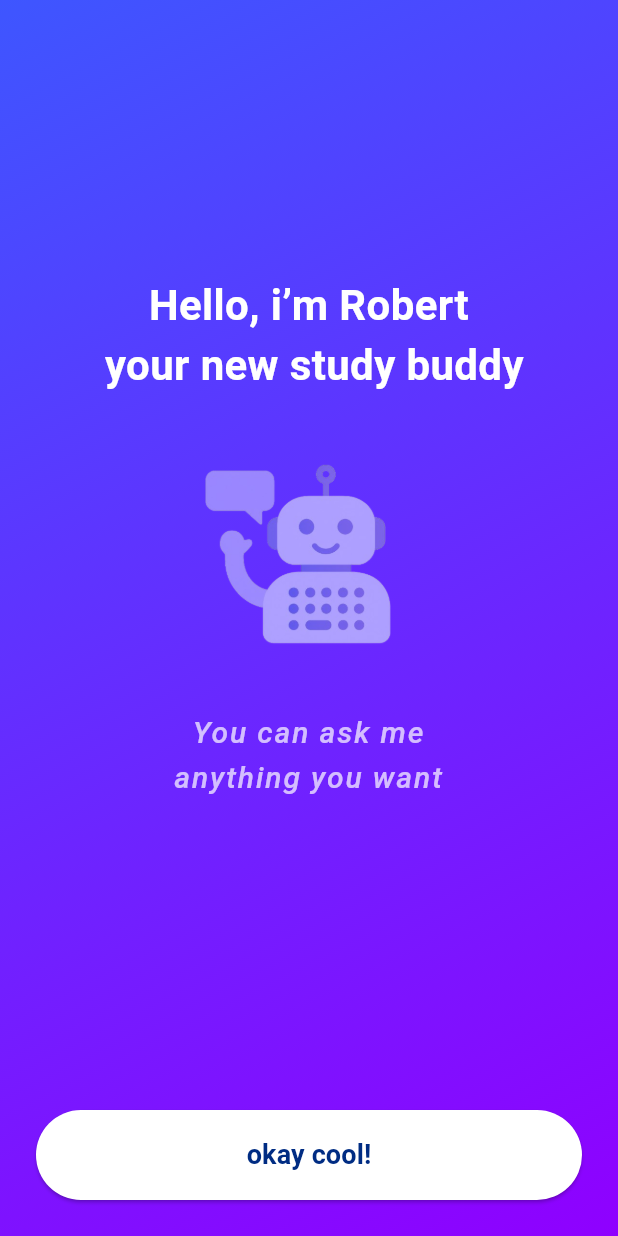
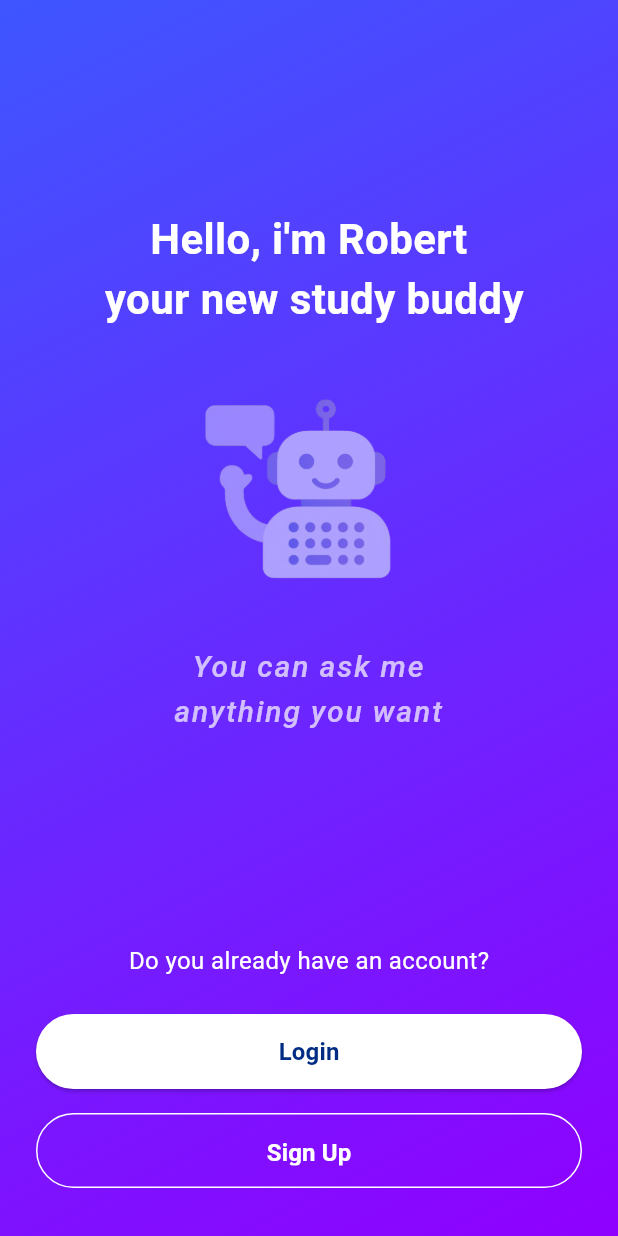
Before and after one commit to usfbelhadj/ebot, a Flutter app: the RobertIntroScreen screen opened by its route, on a phone screen of 412 x 824 dp. Run offline on Flutter 3.47's test engine with Material 3 defaults, Android fonts, the light colour scheme and no system bars; our stand-ins replace flutter_markdown, flutter_secure_storage, fluttertoast, hooks_riverpod, shared_preferences; accounts and stored records are empty.

Commit message:
usf push

```diff
--- a/lib/main.dart
+++ b/lib/main.dart
@@ -54,10 +54,10 @@ class _EbotAppState extends State<EbotApp> {
               : const WelcomeScreen(), // Go to welcome if not logged in
       routes: {
         '/welcome': (context) => const WelcomeScreen(),
+        '/intro': (context) => const RobertIntroScreen(),
         '/signup': (context) => const SignupScreen(),
-        '/intro': (context) => const RobertIntroScreen(),
+        '/otp': (context) => OtpScreen(),
         '/login': (context) => const LoginScreen(),
-        '/otp': (context) => OtpScreen(),
         '/home': (context) => const HomeScreen(),
         '/profile': (context) => const ProfileScreen(), // Add profile route
       },
--- a/lib/screens/chat_bot_screen .dart
+++ b/lib/screens/chat_bot_screen .dart
@@ -27,7 +27,7 @@ class _ChatScreenState extends State<ChatScreen> {
 
   void sendMessage() async {
     String text = controller.text;
-    String apiKey = '';
+    String apiKey = 'AIzaSyBQbi_twDvMlCVLFf28kxxxrpGmmPgGSn4';
     controller.clear();
 
     try {
--- a/lib/screens/intro_screen.dart
+++ b/lib/screens/intro_screen.dart
@@ -29,7 +29,7 @@ class RobertIntroScreen extends StatelessWidget {
                 const Padding(
                   padding: EdgeInsets.symmetric(horizontal: 24.0),
                   child: Text(
-                    "Hello, i’m Robert\n your new study buddy",
+                    "Hello, i'm Robert\n your new study buddy",
                     textAlign: TextAlign.center,
                     style: TextStyle(
                       color: Colors.white,
@@ -65,12 +65,27 @@ class RobertIntroScreen extends StatelessWidget {
 
                 const Spacer(),
 
-                // Bottom Button
+                // Account question text
+                const Padding(
+                  padding: EdgeInsets.only(bottom: 16.0),
+                  child: Text(
+                    "Do you already have an account?",
+                    style: TextStyle(color: Colors.white, fontSize: 16),
+                  ),
+                ),
+
+                // Buttons container
                 Padding(
-                  padding: const EdgeInsets.all(24.0),
-                  child: SizedBox(
+                  padding: const EdgeInsets.symmetric(
+                    horizontal: 24.0,
+                    vertical: 8.0,
+                  ),
+                  child: Column(
+                    children: [
+                      // Login Button
+                      SizedBox(
                         width: double.infinity,
-                    height: 60,
+                        height: 50,
                         child: ElevatedButton(
                           style: ElevatedButton.styleFrom(
                             backgroundColor: Colors.white,
@@ -80,18 +95,50 @@ class RobertIntroScreen extends StatelessWidget {
                             ),
                           ),
                           onPressed: () {
-                        Navigator.pushReplacementNamed(context, '/signup');
+                            Navigator.pushReplacementNamed(context, '/login');
                           },
                           child: const Text(
-                        "okay cool!",
+                            "Login",
                             style: TextStyle(
                               fontWeight: FontWeight.bold,
-                          fontSize: 18,
+                              fontSize: 16,
                             ),
                           ),
                         ),
                       ),
+
+                      const SizedBox(height: 16),
+
+                      // Signup Button
+                      SizedBox(
+                        width: double.infinity,
+                        height: 50,
+                        child: OutlinedButton(
+                          style: OutlinedButton.styleFrom(
+                            side: const BorderSide(color: Colors.white),
+                            shape: RoundedRectangleBorder(
+                              borderRadius: BorderRadius.circular(50),
                             ),
+                            foregroundColor: Colors.white,
+                            padding: const EdgeInsets.symmetric(vertical: 15),
+                          ),
+                          onPressed: () {
+                            Navigator.pushReplacementNamed(context, '/signup');
+                          },
+                          child: const Text(
+                            "Sign Up",
+                            style: TextStyle(
+                              fontWeight: FontWeight.bold,
+                              fontSize: 16,
+                            ),
+                          ),
+                        ),
+                      ),
+                    ],
+                  ),
+                ),
+
+                const SizedBox(height: 24),
               ],
             ),
           ),
--- a/lib/services/auth_service.dart
+++ b/lib/services/auth_service.dart
@@ -76,7 +76,10 @@ class AuthService {
 
   // Change password
 
-  static Future<Map<String, dynamic>> changePassword(String newPassword) async {
+  static Future<Map<String, dynamic>> changePassword(
+    String currentPassword,
+    String newPassword,
+  ) async {
     final token = await getToken();
     if (token == null) {
       return {'success': false, 'message': 'Not authenticated'};
--- a/pubspec.yaml
+++ b/pubspec.yaml
@@ -40,6 +40,7 @@ dependencies:
   fluttertoast: ^8.2.12
   email_auth: ^2.0.0
   shared_preferences: ^2.5.3
+  flutter_secure_storage: ^9.2.4
 
 dev_dependencies:
   flutter_test:
```
Also changed, not shown: lib/screens/edit_profile_screen.dart (+37 -5 lines), lib/services/api_service.dart (+107 -12 lines), pubspec.lock, 5 other files. Lines whose indentation alone changed are shown as unchanged.
